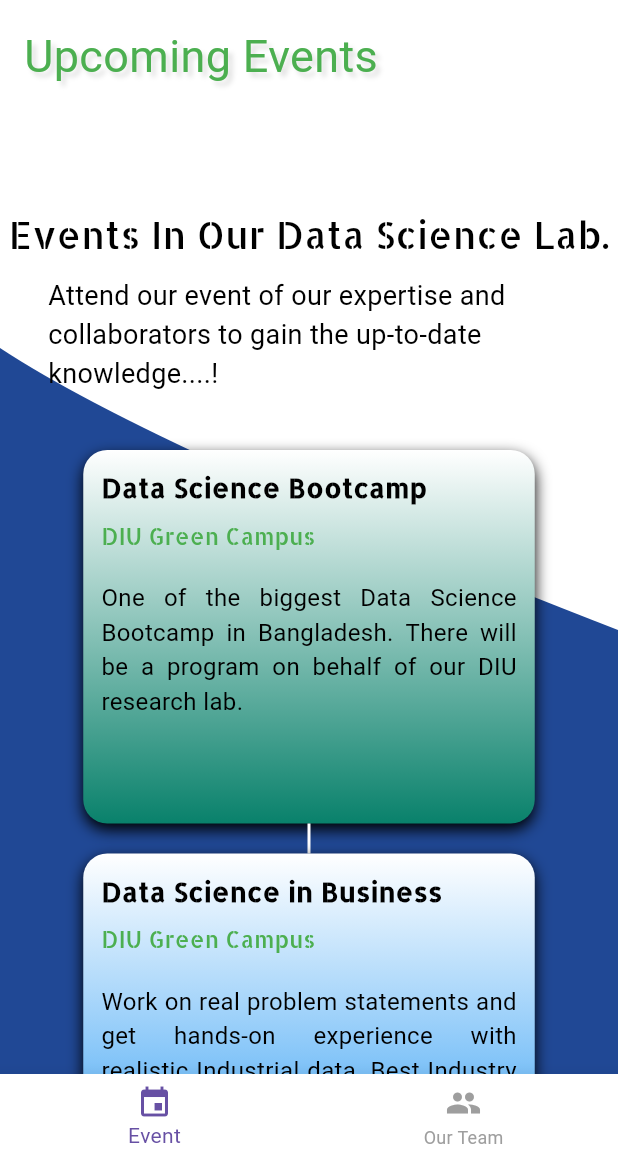
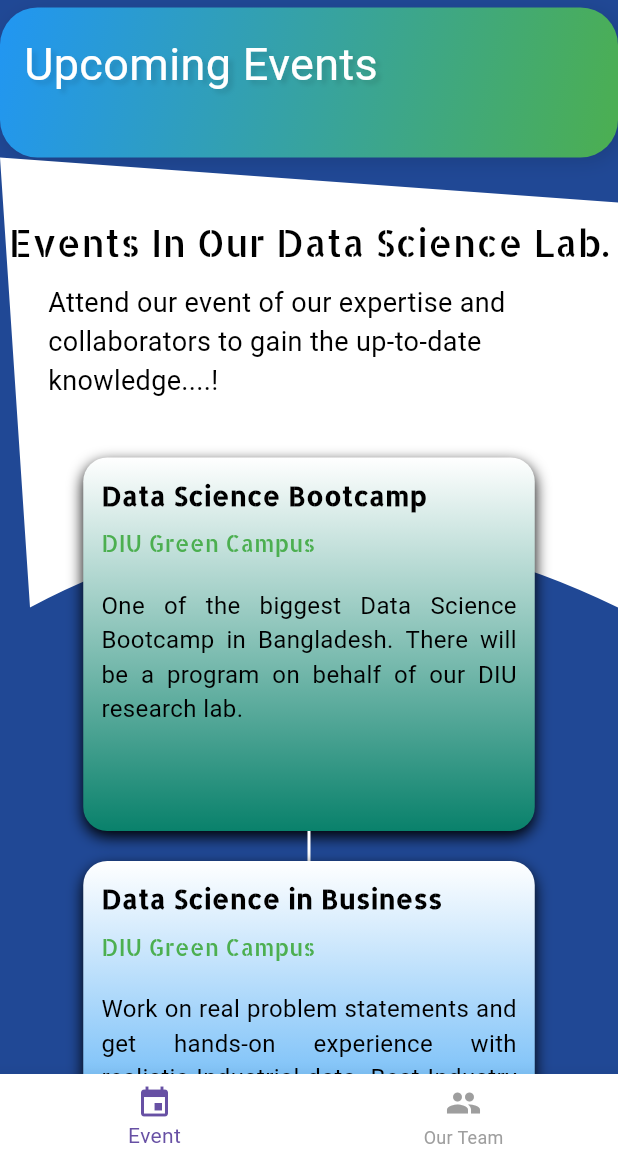
Before and after one commit to rijwan-uddin/Data-Science-Lab-Application-DIU-., a Flutter app: the first screen one second after launch, on a phone screen of 412 x 824 dp, the part 75-1236 px from its top. Run offline on Flutter 3.47's test engine with Material 3 defaults, Android fonts, the phone set to English and light mode, and no system bars.

Commit message:
Update our team and event

```diff
--- a/lib/event.dart
+++ b/lib/event.dart
@@ -54,25 +54,38 @@ class _EventState extends State<Event> {
 
 
         children: [
+          SizedBox(height: 5.0),
           Container(
             child: Padding(
               padding: const EdgeInsets.all(0),
               child: Container(
                 height: 100,
-                width: 200, // Adjusted width to make it rectangular
+                width: 200,
                 decoration: BoxDecoration(
-                  color: const Color.fromARGB(255, 255, 255, 255),
-                  borderRadius: BorderRadius.circular(0.0), // Adjust the radius to your preference
+                  borderRadius: BorderRadius.circular(25.0),
+                  gradient: const LinearGradient(
+                    begin: Alignment.topLeft,
+                    end: Alignment.bottomRight,
+                    colors: [Colors.blue, Colors.green], // Adjust gradient colors as needed
+                  ),
+                  boxShadow: const [
+                    BoxShadow(
+                      color: Colors.black12,
+                      blurRadius: 10.0,
+                      offset: Offset(3.0, 3.0),
+                    ),
+                  ],
                 ),
                 child: Transform.translate(
-                  offset: Offset(0.8 * 20, 0.8 * 20), // Adjust DPI to your actual device
+                  offset: Offset(0.8 * 20, 0.8 * 20),
                   child: const Text(
                     'Upcoming Events',
                     textAlign: TextAlign.left,
                     style: TextStyle(
-                      color: Colors.green,
+                      color: Colors.white, // Change text color to contrast with gradient
                       shadows: [
                         Shadow(
+
                           color: Colors.black12,
                           blurRadius: 4.0,
                           offset: Offset(3.0, 3.0),
@@ -85,6 +98,7 @@ class _EventState extends State<Event> {
               ),
             ),
           ),
+
 
 
 
@@ -525,9 +539,9 @@ class CurvePainter extends CustomPainter {
   void paint(Canvas canvas, Size size) {
     Paint paint = Paint()..color = Colors.white; // White background
     Path path = Path()
-      ..lineTo(0, size.height * 0.66)
-      ..quadraticBezierTo(size.width /4, size.height, size.width, size.height * 1.6)
-      ..lineTo(size.width, 0)
+      ..lineTo(20, size.height * 1.50)
+      ..quadraticBezierTo(size.width /2, size.height, size.width, size.height * 1.5)
+      ..lineTo(size.width, 30)
       ..close();
 
     canvas.drawPath(path, paint);
--- a/lib/eventtimeline.dart
+++ b/lib/eventtimeline.dart
@@ -232,35 +232,39 @@ class ContainerWithLineevent extends StatelessWidget {
         SizedBox(height: 20.0),
                                           ///UP EVENTS
         Container(
-          height: 50,
-          width: 1000,
-
+          height: 50, // Adjust height as needed
+          width: 400,
           decoration: BoxDecoration(
-            color: Color.fromARGB(255, 32, 72, 149),
-
+            borderRadius: BorderRadius.circular(10), // Added border radius
+            image: DecorationImage(
+              image: AssetImage('assets/vin.jpg'), // Replace 'assets/vin.jpg' with your vintage texture image path
+              fit: BoxFit.cover,
+            ),
           ),
           child: Container(
-
-
+            alignment: Alignment.center,
             child: Text(
               'Upcoming Events',
               textAlign: TextAlign.center,
               style: TextStyle(
                 fontFamily: "Allerta",
-                color: Colors.greenAccent,
-                fontSize: 20.0,
-                fontWeight: FontWeight.bold, // for better 3D effect
+                color: Color.fromARGB(255, 255, 255, 255), // White text color
+                fontSize: 36.0, // Increased font size for better visibility
+                fontWeight: FontWeight.bold,
                 shadows: [
                   Shadow(
                     color: Colors.black.withOpacity(0.5),
-                    blurRadius: 3,
-                    offset: Offset(0, 2), // changes position of shadow
+                    blurRadius: 5,
+                    offset: Offset(0, 5), // Increased shadow offset for depth effect
                   ),
                 ],
               ),
             ),
           ),
         ),
+
+
+
 
 
         SizedBox(height: 20.0),
@@ -452,10 +456,6 @@ class ContainerWithLineevent extends StatelessWidget {
 
       ],
     );
-
-
-
-
   }
 }
 
--- a/pubspec.yaml
+++ b/pubspec.yaml
@@ -76,6 +76,9 @@ flutter:
     - assets/F3.jpg
     - assets/F4.jpg
     - assets/t1.jpg
+    - assets/T2.jpeg
+    - assets/T3.jpeg
+    - assets/vin.jpg
 
   # An image asset can refer to one or more resolution-specific "variants", see
   # https://flutter.dev/assets-and-images/#resolution-aware
```
Also changed, not shown: lib/ourteam.dart (+110 -135 lines), assets/T2.jpeg (added), assets/T3.jpeg (added).
